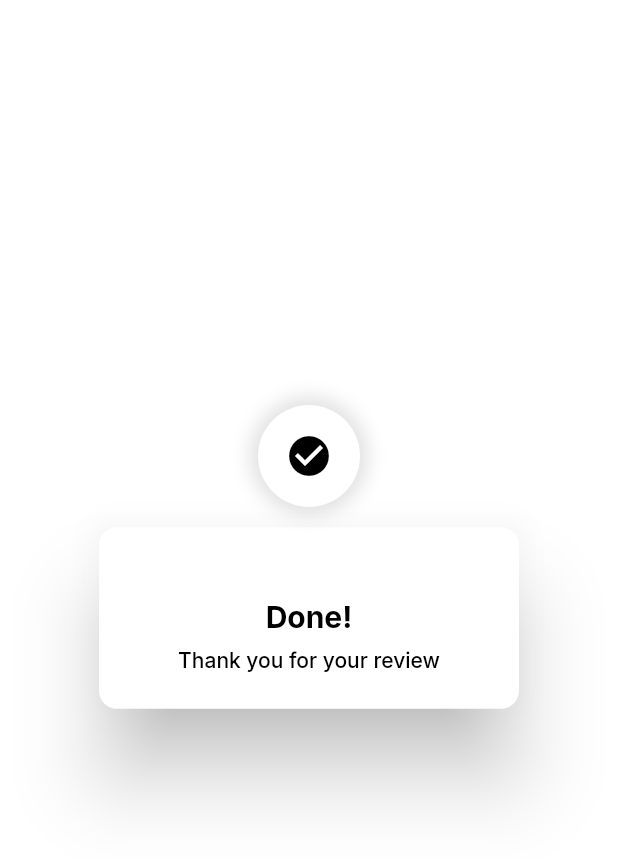
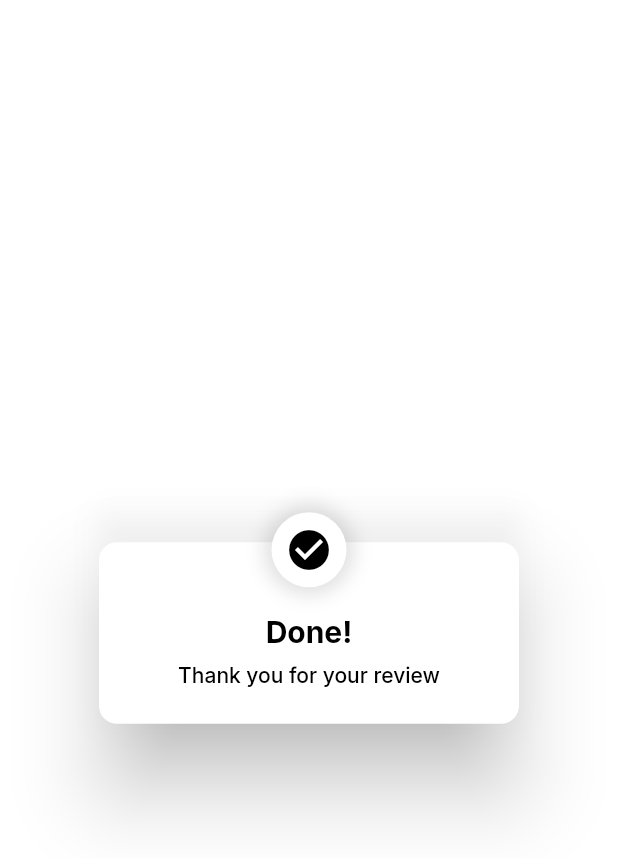
Before and after one commit to StrangerDeveloper/ismmart_ecommerce, a Flutter app: the CustomPopup widget shown alone on an empty page, opened directly, on a phone screen of 412 x 824 dp. Shown: the top 858 px of the screen. Run offline on Flutter 3.47's test engine with Material 3 defaults, Android fonts, the phone set to English and light mode, and no system bars; our stand-ins replace cached_network_image, country_code_picker, firebase_core, flip_card, flutter_animate, flutter_image_compress and 13 more; accounts and stored records are empty; network calls fail; project files that could hold a hidden picture were left out.

Commit message:
added custom pop up

```diff
--- a/lib/widgets/custom_popup.dart
+++ b/lib/widgets/custom_popup.dart
@@ -21,15 +21,22 @@ class CustomPopup extends StatelessWidget {
 
   @override
   Widget build(BuildContext context) {
-    return Stack(
-      children: [
-        AlertDialog(
-          backgroundColor: Colors.white,
+    return AlertDialog(
+      backgroundColor: Colors.transparent,
       shape: RoundedRectangleBorder(
         borderRadius: BorderRadius.circular(12),
       ),
       contentPadding: EdgeInsets.zero,
-          content: Padding(
+      content: Stack(
+        alignment: Alignment.topCenter,
+        children: [
+          Container(
+            margin: const EdgeInsets.only(top: 20),
+            decoration: BoxDecoration(
+              borderRadius: BorderRadius.circular(12),
+              color: Colors.white,
+            ),
+            child: Padding(
               padding: const EdgeInsets.all(8.0),
               child: Column(
                 mainAxisSize: MainAxisSize.min,
@@ -64,11 +71,9 @@ class CustomPopup extends StatelessWidget {
               ),
             ),
           ),
-        Positioned(
-          top: 270,
-          left: 0,
-          right: 0,
-          child: Container(
+          Container(
+            width: 50,
+            height: 50,
             decoration: const BoxDecoration(
               color: Colors.white,
               shape: BoxShape.circle,
@@ -80,16 +85,16 @@ class CustomPopup extends StatelessWidget {
                 ),
               ],
             ),
-            padding: const EdgeInsets.all(18),
-            alignment: Alignment.topCenter,
+            padding: const EdgeInsets.all(0.0),
+            alignment: Alignment.center,
             child: Icon(
               icon,
               size: 32,
               color: Colors.black,
             ),
           ),
+        ],
       ),
-      ],
     );
   }
 }
```
Also changed, not shown: lib/screens/order/order_details/order_detail_view.dart (+0 -11 lines). Lines whose indentation alone changed are shown as unchanged.
